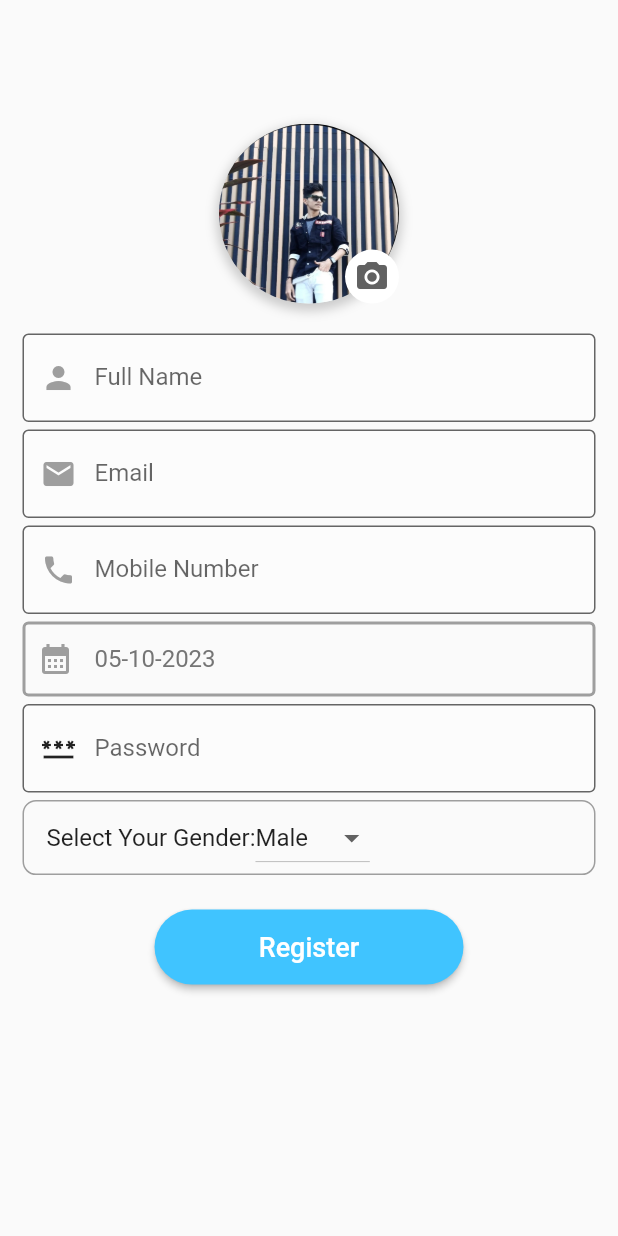
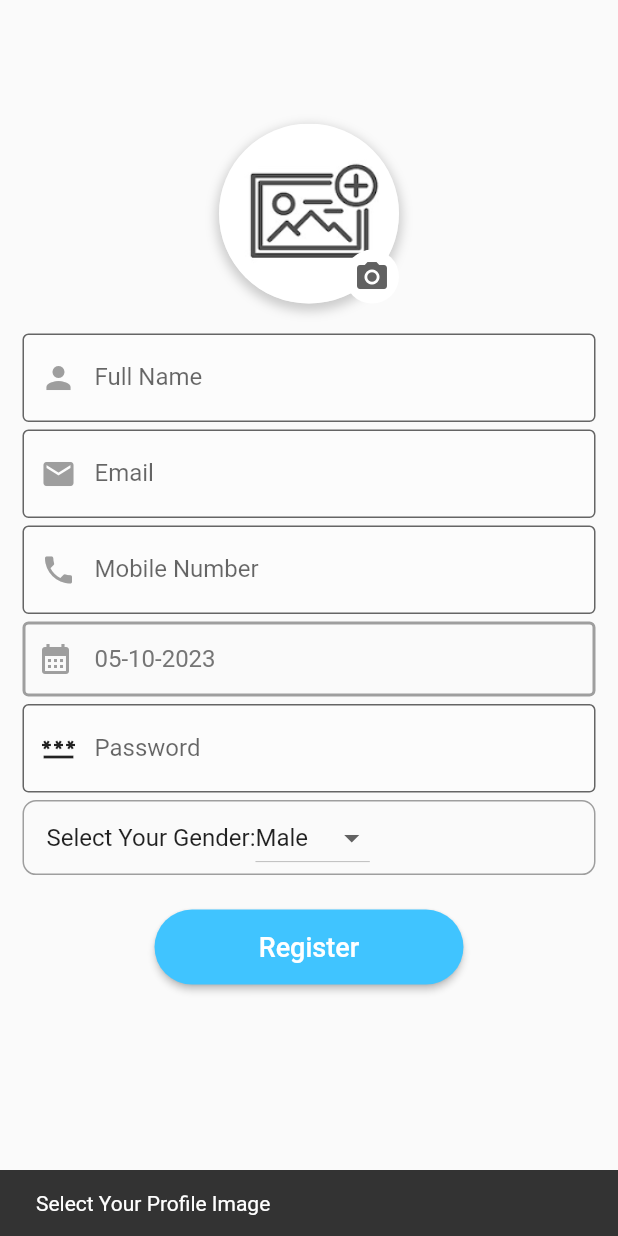
Before and after one commit to MehulVariya/Hophsee_Flutter, a Flutter app: the RegisterScreen screen opened by its route, after a tap on "Register", on a phone screen of 412 x 824 dp. Run offline on Flutter 3.47's test engine with Material 2 defaults, Android fonts, the phone set to English and light mode, and no system bars; our stand-ins replace curved_navigation_bar, device_preview, dio, flutter_screenutil, image_picker, line_awesome_flutter and 1 more; accounts and stored records are empty.

```diff
--- a/lib/core/widget/custom_text_field.dart
+++ b/lib/core/widget/custom_text_field.dart
@@ -6,6 +6,7 @@ class TextFieldDesign extends StatelessWidget {
   final Icon prefixIcon;
   final bool isObscure;
   final TextEditingController controller;
+  final String? Function(String?)? validator;
 
   const TextFieldDesign(
       {Key? key,
@@ -13,16 +14,17 @@ class TextFieldDesign extends StatelessWidget {
         this.labelText="",
         required this.prefixIcon,
         required this.controller,
-        this.isObscure = false})
+        this.isObscure = false, this.validator})
       : super(key: key);
 
   @override
   Widget build(BuildContext context) {
     return Padding(
       padding: const EdgeInsets.symmetric(horizontal: 15),
-      child: TextField(
+      child: TextFormField(
         controller: controller,
         obscureText: isObscure,
+        validator: validator,
         decoration: InputDecoration(
           fillColor: Colors.white38,
           filled: true,
--- a/lib/ui/home/register_screen.dart
+++ b/lib/ui/home/register_screen.dart
@@ -29,6 +29,8 @@ class _RegisterScreenState extends State<RegisterScreen> {
   ApiServiceImpl apiService = ApiServiceImpl(Dio());
   String selectedGender = 'Male';
   File? imageFile; // Initialize imageFile as nullable
+  final GlobalKey<FormState> _formKey = GlobalKey<FormState>();
+
 
   DateTime _selectedDate = DateTime.now();
 
@@ -47,6 +49,7 @@ class _RegisterScreenState extends State<RegisterScreen> {
             top: MediaQuery.of(context).size.height * 0.1,
           ),
           child: Form(
+            key: _formKey,
             child: Column(
               mainAxisAlignment: MainAxisAlignment.start,
               children: <Widget>[
@@ -55,6 +58,12 @@ class _RegisterScreenState extends State<RegisterScreen> {
                 TextFieldDesign(
                   hintText: 'Full Name',
                   labelText: 'Full Name',
+                  validator: (value) {
+                    if (value == null || value.isEmpty) {
+                      return 'Please enter your full Name';
+                    }
+                    return null; // Return null if the input is valid
+                  },
                   controller: firstNameController,
                   prefixIcon: const Icon(
                     Icons.person,
@@ -65,6 +74,12 @@ class _RegisterScreenState extends State<RegisterScreen> {
                 TextFieldDesign(
                   hintText: 'Email',
                   labelText: 'Email',
+                  validator: (value) {
+                    if (value == null || value.isEmpty) {
+                      return 'Please enter your email';
+                    }
+                    return null; // Return null if the input is valid
+                  },
                   controller: emailController,
                   prefixIcon: const Icon(
                     Icons.email,
@@ -76,6 +91,12 @@ class _RegisterScreenState extends State<RegisterScreen> {
                   hintText: 'Mobile Number',
                   labelText: 'Mobile Number',
                   controller: mobileController,
+                  validator: (value) {
+                    if (value == null || value.isEmpty) {
+                      return 'Please enter your mobile number';
+                    }
+                    return null; // Return null if the input is valid
+                  },
                   prefixIcon: const Icon(
                     Icons.phone,
                     color: Colors.grey,
@@ -94,6 +115,12 @@ class _RegisterScreenState extends State<RegisterScreen> {
                   hintText: 'Password',
                   labelText: 'Password',
                   isObscure: true,
+                  validator: (value) {
+                    if (value == null || value.isEmpty) {
+                      return 'Please enter your password';
+                    }
+                    return null; // Return null if the input is valid
+                  },
                   controller: passwordController,
                   prefixIcon: const Icon(
                     Icons.password_sharp,
@@ -112,6 +139,10 @@ class _RegisterScreenState extends State<RegisterScreen> {
                       height: 50,
                       child: ElevatedButton(
                         onPressed: () {
+                          if(imageFile == null){
+                            showSnackbar(context, "Select Your Profile Image");
+                            return;
+                          }
                           var userName = firstNameController.text;
                           var email = emailController.text;
                           var mobile = mobileController.text;
@@ -196,7 +227,7 @@ class _RegisterScreenState extends State<RegisterScreen> {
                         fit: BoxFit.cover,
                       )
                     : Image.asset(
-                        'assets/pimage.png',
+                        'assets/placeholder.png',
                         width: 120,
                         height: 120,
                         fit: BoxFit.cover,
```
Also changed, not shown: lib/core/extfunction.dart (added, +24 -0 lines), lib/core/utils.dart (+28 -0 lines), lib/ui/home/login_screen.dart (+24 -26 lines), assets/placeholder.png (added).
